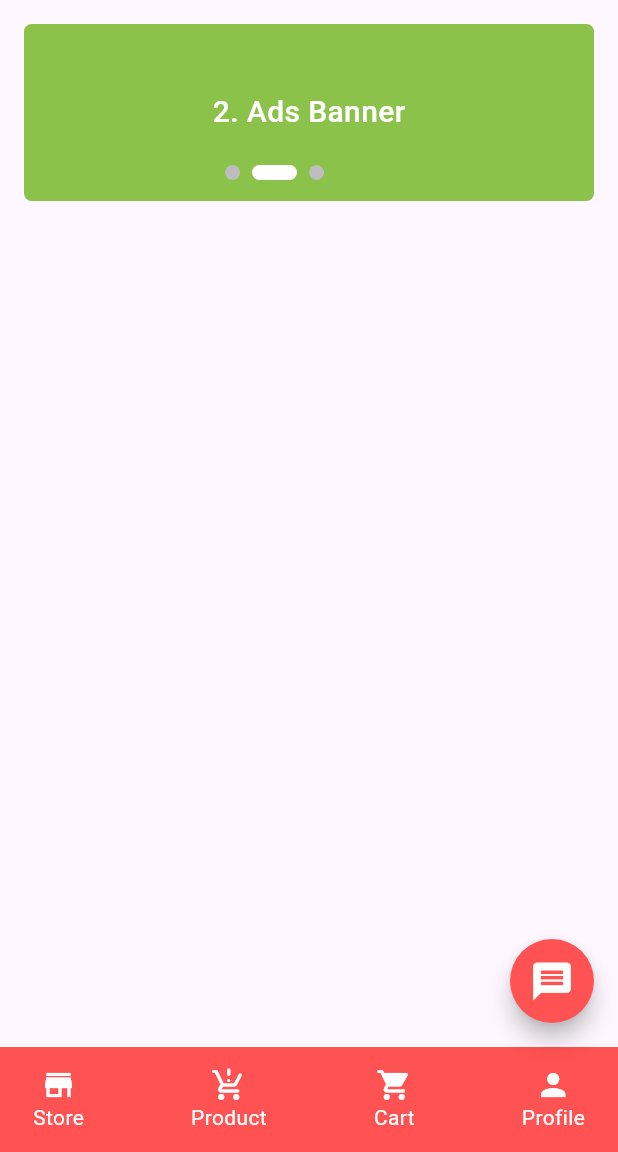
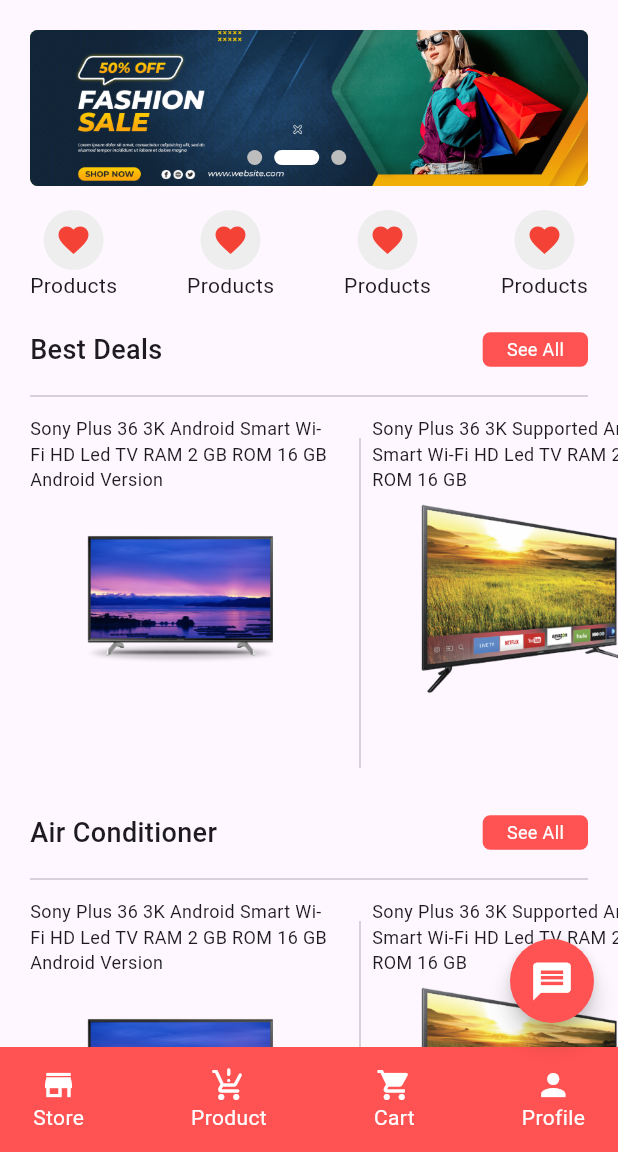
Before and after one commit to Mustakimmokter/Practice_30-12-2024, a Flutter app: the screen it shows after launch, on a phone screen of 412 x 824 dp, the part 84-1236 px from its top. Run offline on Flutter 3.47's test engine with Material 3 defaults, Android fonts, the phone set to English and light mode, and no system bars; drawn by our look-alikes of carousel_slider, smooth_page_indicator; our stand-ins replace get.

Commit message:
Add more Feature and assets

```diff
--- /dev/null
+++ b/lib/constant/assets_data.dart
@@ -0,0 +1,5 @@
+class AssetsList {
+
+  static String webBanners (int index)=> 'assets/images/banners/web_banner_${index+1}.jpg';
+
+}
--- /dev/null
+++ b/lib/constant/constant_data.dart
@@ -0,0 +1,189 @@
+import 'dart:collection';
+
+
+class ConstantData {
+
+  static String tv =  "assets/images/tvs/TV_1.png";
+
+  ///Products Category
+  static List<String> productsCategory () => List.unmodifiable([
+      'Best Deals',
+      'Air Conditioner',
+      'Refrigeration',
+      'Washing Machine',
+      'TV | AV',
+      'Microwave Oven',
+      'Room Heater',
+      'Shop By Brand',
+      'Best Selling'
+    ]);
+
+  static List<Map<String,List<String>>> productsDetails()=> [
+
+
+    {
+      'Description': [
+        'Sony Plus 36'' 3K Android Smart Wi-Fi HD Led TV RAM 2 GB ROM 16 GB Android Version',
+        'Sony Plus 36'' 3K Supported Android Smart Wi-Fi HD Led TV RAM 2 GB ROM 16 GB',
+        'Sony Plus 36'' 3K Supported Android Smart Wi-Fi HD Led TV RAM 2 GB ROM 16 GB',
+        'Sony Plus 36'' 3K Android Smart Wi-Fi HD Led TV RAM 2 GB ROM 16 GB Android Version',
+        'Sony Plus 36'' 3K Supported Android Smart Wi-Fi HD Led TV RAM 2 GB ROM 16 GB',
+        'Sony Plus 36'' 3K Android Smart Wi-Fi HD Led TV RAM 2 GB ROM 16 GB Android Version',
+      ],
+      'Tv': [
+           'assets/images/tvs/TV_1.png',
+            'assets/images/tvs/TV_2.png',
+            'assets/images/tvs/TV_3.png',
+            'assets/images/tvs/TV_4.png',
+            'assets/images/tvs/TV_5.png',
+            'assets/images/tvs/TV_6.png'
+      ]
+    },
+    {
+      'Description': [
+        'Sony Plus 36'' 3K Android Smart Wi-Fi HD Led TV RAM 2 GB ROM 16 GB Android Version',
+        'Sony Plus 36'' 3K Supported Android Smart Wi-Fi HD Led TV RAM 2 GB ROM 16 GB',
+        'Sony Plus 36'' 3K Supported Android Smart Wi-Fi HD Led TV RAM 2 GB ROM 16 GB',
+        'Sony Plus 36'' 3K Android Smart Wi-Fi HD Led TV RAM 2 GB ROM 16 GB Android Version',
+        'Sony Plus 36'' 3K Supported Android Smart Wi-Fi HD Led TV RAM 2 GB ROM 16 GB',
+        'Sony Plus 36'' 3K Android Smart Wi-Fi HD Led TV RAM 2 GB ROM 16 GB Android Version',
+      ],
+      'Tv': [
+        'assets/images/tvs/TV_1.png',
+        'assets/images/tvs/TV_2.png',
+        'assets/images/tvs/TV_3.png',
+        'assets/images/tvs/TV_4.png',
+        'assets/images/tvs/TV_5.png',
+        'assets/images/tvs/TV_6.png'
+      ]
+    },
+    {
+      'Description': [
+        'Sony Plus 36'' 3K Android Smart Wi-Fi HD Led TV RAM 2 GB ROM 16 GB Android Version',
+        'Sony Plus 36'' 3K Supported Android Smart Wi-Fi HD Led TV RAM 2 GB ROM 16 GB',
+        'Sony Plus 36'' 3K Supported Android Smart Wi-Fi HD Led TV RAM 2 GB ROM 16 GB',
+        'Sony Plus 36'' 3K Android Smart Wi-Fi HD Led TV RAM 2 GB ROM 16 GB Android Version',
+        'Sony Plus 36'' 3K Supported Android Smart Wi-Fi HD Led TV RAM 2 GB ROM 16 GB',
+        'Sony Plus 36'' 3K Android Smart Wi-Fi HD Led TV RAM 2 GB ROM 16 GB Android Version',
+      ],
+      'Tv': [
+        'assets/images/tvs/TV_1.png',
+        'assets/images/tvs/TV_2.png',
+        'assets/images/tvs/TV_3.png',
+        'assets/images/tvs/TV_4.png',
+        'assets/images/tvs/TV_5.png',
+        'assets/images/tvs/TV_6.png'
+      ]
+    },
+    {
+      'Description': [
+        'Sony Plus 36'' 3K Android Smart Wi-Fi HD Led TV RAM 2 GB ROM 16 GB Android Version',
+        'Sony Plus 36'' 3K Supported Android Smart Wi-Fi HD Led TV RAM 2 GB ROM 16 GB',
+        'Sony Plus 36'' 3K Supported Android Smart Wi-Fi HD Led TV RAM 2 GB ROM 16 GB',
+        'Sony Plus 36'' 3K Android Smart Wi-Fi HD Led TV RAM 2 GB ROM 16 GB Android Version',
+        'Sony Plus 36'' 3K Supported Android Smart Wi-Fi HD Led TV RAM 2 GB ROM 16 GB',
+        'Sony Plus 36'' 3K Android Smart Wi-Fi HD Led TV RAM 2 GB ROM 16 GB Android Version',
+      ],
+      'Tv': [
+        'assets/images/tvs/TV_1.png',
+        'assets/images/tvs/TV_2.png',
+        'assets/images/tvs/TV_3.png',
+        'assets/images/tvs/TV_4.png',
+        'assets/images/tvs/TV_5.png',
+        'assets/images/tvs/TV_6.png'
+      ]
+    },
+    {
+      'Description': [
+        'Sony Plus 36'' 3K Android Smart Wi-Fi HD Led TV RAM 2 GB ROM 16 GB Android Version',
+        'Sony Plus 36'' 3K Supported Android Smart Wi-Fi HD Led TV RAM 2 GB ROM 16 GB',
+        'Sony Plus 36'' 3K Supported Android Smart Wi-Fi HD Led TV RAM 2 GB ROM 16 GB',
+        'Sony Plus 36'' 3K Android Smart Wi-Fi HD Led TV RAM 2 GB ROM 16 GB Android Version',
+        'Sony Plus 36'' 3K Supported Android Smart Wi-Fi HD Led TV RAM 2 GB ROM 16 GB',
+        'Sony Plus 36'' 3K Android Smart Wi-Fi HD Led TV RAM 2 GB ROM 16 GB Android Version',
+      ],
+      'Tv': [
+        'assets/images/tvs/TV_1.png',
+        'assets/images/tvs/TV_2.png',
+        'assets/images/tvs/TV_3.png',
+        'assets/images/tvs/TV_4.png',
+        'assets/images/tvs/TV_5.png',
+        'assets/images/tvs/TV_6.png'
+      ]
+    },
+    {
+      'Description': [
+        'Sony Plus 36'' 3K Android Smart Wi-Fi HD Led TV RAM 2 GB ROM 16 GB Android Version',
+        'Sony Plus 36'' 3K Supported Android Smart Wi-Fi HD Led TV RAM 2 GB ROM 16 GB',
+        'Sony Plus 36'' 3K Supported Android Smart Wi-Fi HD Led TV RAM 2 GB ROM 16 GB',
+        'Sony Plus 36'' 3K Android Smart Wi-Fi HD Led TV RAM 2 GB ROM 16 GB Android Version',
+        'Sony Plus 36'' 3K Supported Android Smart Wi-Fi HD Led TV RAM 2 GB ROM 16 GB',
+        'Sony Plus 36'' 3K Android Smart Wi-Fi HD Led TV RAM 2 GB ROM 16 GB Android Version',
+      ],
+      'Tv': [
+        'assets/images/tvs/TV_1.png',
+        'assets/images/tvs/TV_2.png',
+        'assets/images/tvs/TV_3.png',
+        'assets/images/tvs/TV_4.png',
+        'assets/images/tvs/TV_5.png',
+        'assets/images/tvs/TV_6.png'
+      ]
+    },
+    {
+      'Description': [
+        'Sony Plus 36'' 3K Android Smart Wi-Fi HD Led TV RAM 2 GB ROM 16 GB Android Version',
+        'Sony Plus 36'' 3K Supported Android Smart Wi-Fi HD Led TV RAM 2 GB ROM 16 GB',
+        'Sony Plus 36'' 3K Supported Android Smart Wi-Fi HD Led TV RAM 2 GB ROM 16 GB',
+        'Sony Plus 36'' 3K Android Smart Wi-Fi HD Led TV RAM 2 GB ROM 16 GB Android Version',
+        'Sony Plus 36'' 3K Supported Android Smart Wi-Fi HD Led TV RAM 2 GB ROM 16 GB',
+        'Sony Plus 36'' 3K Android Smart Wi-Fi HD Led TV RAM 2 GB ROM 16 GB Android Version',
+      ],
+      'Tv': [
+        'assets/images/tvs/TV_1.png',
+        'assets/images/tvs/TV_2.png',
+        'assets/images/tvs/TV_3.png',
+        'assets/images/tvs/TV_4.png',
+        'assets/images/tvs/TV_5.png',
+        'assets/images/tvs/TV_6.png'
+      ]
+    },
+    {
+      'Description': [
+        'Sony Plus 36'' 3K Android Smart Wi-Fi HD Led TV RAM 2 GB ROM 16 GB Android Version',
+        'Sony Plus 36'' 3K Supported Android Smart Wi-Fi HD Led TV RAM 2 GB ROM 16 GB',
+        'Sony Plus 36'' 3K Supported Android Smart Wi-Fi HD Led TV RAM 2 GB ROM 16 GB',
+        'Sony Plus 36'' 3K Android Smart Wi-Fi HD Led TV RAM 2 GB ROM 16 GB Android Version',
+        'Sony Plus 36'' 3K Supported Android Smart Wi-Fi HD Led TV RAM 2 GB ROM 16 GB',
+        'Sony Plus 36'' 3K Android Smart Wi-Fi HD Led TV RAM 2 GB ROM 16 GB Android Version',
+      ],
+      'Tv': [
+        'assets/images/tvs/TV_1.png',
+        'assets/images/tvs/TV_2.png',
+        'assets/images/tvs/TV_3.png',
+        'assets/images/tvs/TV_4.png',
+        'assets/images/tvs/TV_5.png',
+        'assets/images/tvs/TV_6.png'
+      ]
+    },
+    {
+      'Description': [
+        'Sony Plus 36'' 3K Android Smart Wi-Fi HD Led TV RAM 2 GB ROM 16 GB Android Version',
+        'Sony Plus 36'' 3K Supported Android Smart Wi-Fi HD Led TV RAM 2 GB ROM 16 GB',
+        'Sony Plus 36'' 3K Supported Android Smart Wi-Fi HD Led TV RAM 2 GB ROM 16 GB',
+        'Sony Plus 36'' 3K Android Smart Wi-Fi HD Led TV RAM 2 GB ROM 16 GB Android Version',
+        'Sony Plus 36'' 3K Supported Android Smart Wi-Fi HD Led TV RAM 2 GB ROM 16 GB',
+        'Sony Plus 36'' 3K Android Smart Wi-Fi HD Led TV RAM 2 GB ROM 16 GB Android Version',
+      ],
+      'Tv': [
+        'assets/images/tvs/TV_1.png',
+        'assets/images/tvs/TV_2.png',
+        'assets/images/tvs/TV_3.png',
+        'assets/images/tvs/TV_4.png',
+        'assets/images/tvs/TV_5.png',
+        'assets/images/tvs/TV_6.png'
+      ]
+    },
+
+  ];
+
+}
--- a/lib/featured/screens/home_screen.dart
+++ b/lib/featured/screens/home_screen.dart
@@ -1,57 +1,40 @@
-import 'package:carousel_slider/carousel_slider.dart';
 import 'package:flutter/material.dart';
 import 'package:get/get.dart';
 import 'package:smooth_page_indicator/smooth_page_indicator.dart';
+import 'package:testone/constant/constant_data.dart';
 import 'package:testone/controller/banner_indicator_controller.dart';
 import 'package:testone/controller/loading_controller.dart';
-import 'package:testone/widgets/icon_button.dart';
+import 'package:testone/widgets/ads_banner.dart';
+import 'package:testone/widgets/custom_icon_button.dart';
+import 'package:testone/widgets/round_icon_button.dart';
 
 class HomeScreen extends StatelessWidget {
    const HomeScreen({super.key});
 
-   static const List<Color> colors= [Colors.redAccent,Colors.lightGreen,Colors.orangeAccent];
-   static var controller = PageController(viewportFraction: 1);
-
   @override
   Widget build(BuildContext context) {
     final LoadingController loadingController = Get.put(LoadingController());
+    final int length = 20;
     final BannerIndicatorController bannerIndicatorController = Get.put(BannerIndicatorController());
     final Size size = MediaQuery.of(context).size;
-    final double ratioSize = MediaQuery.devicePixelRatioOf(context);
-    return Column(
+    return SingleChildScrollView(
+      padding: EdgeInsets.symmetric(vertical: 20),
+      child: SingleChildScrollView(
+        child: Column(
+          crossAxisAlignment: CrossAxisAlignment.center,
           children: [
+            /// Ads Banner
             Stack(
               children: [
-            CarouselSlider(
-              options: CarouselOptions(
-                autoPlay: true,
-                padEnds: false,
-                viewportFraction: 1.0,
-                height: 150,
-                initialPage: 1,
+                AdsBanner(
                   onPageChanged: (index, reason) {
                     bannerIndicatorController.getIndicator(index);
+
                   },
-              ),
-              items: List.generate(3, (index) {
-                return Container(
-                  margin: EdgeInsets.symmetric(horizontal: 16,vertical: 16),
-                  alignment: Alignment.center,
-                  width: double.maxFinite,
-                  decoration: BoxDecoration(
-                    color: colors[index],
-                    borderRadius: BorderRadius.circular(5),
-                  ),
-                  child: Text('${index+1}. Ads Banner',
-                    style: TextStyle(color: Colors.white,fontSize: 20,fontWeight: FontWeight.w500),
-                  ),
-                );
-              },),
-              //carouselController: CarouselSliderController(),
                 ),
                 Obx(() {
                   return Positioned(
-                left: 150,
+                    left: size.width / 2.5,
                     bottom: 30,
                     child: AnimatedSmoothIndicator(
                       activeIndex: bannerIndicatorController.activeIndicator,
@@ -67,7 +50,82 @@ class HomeScreen extends StatelessWidget {
                 },),
               ],
             ),
+            ///
+            Padding(
+              padding: const EdgeInsets.only(left: 20,right: 20,bottom: 10),
+              child: Row(
+                mainAxisAlignment: MainAxisAlignment.spaceBetween,
+                children: List.generate(4, (index) {
+                  return Column(
+                    children: [
+                      RoundIconButton (),
+                      Text('Products'),
                     ],
+                  );
+                },),
+              ),
+            ),
+            Column(
+              children: List.generate(ConstantData.productsCategory().length, (listIndex) {
+                return Column(
+                  children: [
+                    /// Best Deals
+                    Padding(
+                      padding: const EdgeInsets.symmetric(horizontal: 20,vertical: 10),
+                      child: Row(
+                        mainAxisAlignment: MainAxisAlignment.spaceBetween,
+                        children: [
+                          Text(ConstantData.productsCategory()[listIndex],style: TextStyle(fontSize: 18,fontWeight: FontWeight.w500),),
+                          Container(
+                            padding: EdgeInsets.symmetric(vertical: 3,horizontal: 16),
+                            decoration: BoxDecoration(
+                              color: Colors.redAccent,
+                              borderRadius: BorderRadius.circular(5),
+                            ),
+                            child: Text('See All',style: TextStyle(color: Colors.white,fontSize: 12),),
+                          ),
+
+                        ],
+                      ),
+                    ),
+                    Divider(indent: 20,endIndent: 20,),
+                    SizedBox(
+                      height: 260,
+                      width: double.maxFinite,
+                      child: ListView.builder(
+                        padding: EdgeInsets.symmetric(horizontal: 20),
+                        itemCount: ConstantData.productsDetails()[listIndex]['Description']?.length,
+                        scrollDirection: Axis.horizontal,
+                        itemBuilder: (context, contentIndex) {
+                          return Row(
+                            children: [
+                              Container(
+                                margin: EdgeInsets.only(right : 12,top: 5),
+                                height: 260,
+                                width: 200,
+                                child: Column(
+                                  children: [
+                                    Text(
+                                      ConstantData.productsDetails()[listIndex]['Description']![contentIndex],
+                                      style: TextStyle(fontSize: 12),
+                                    ),
+                                    Image.asset(ConstantData.productsDetails()[listIndex]['Tv']![contentIndex],width: 140,),
+                                  ],
+                                ),
+                              ),
+                             listIndex == ConstantData.productsDetails()[listIndex]['Description']!.length-1? SizedBox() : VerticalDivider(indent: 20,endIndent: 20,),
+                            ],
+                          );
+                        },
+                      ),
+                    ),
+                  ],
+                );
+              },),
+            ),
+          ],
+        ),
+      ),
     );
   }
 }
--- /dev/null
+++ b/lib/widgets/ads_banner.dart
@@ -0,0 +1,39 @@
+import 'package:carousel_slider/carousel_slider.dart';
+import 'package:flutter/material.dart';
+import 'package:testone/constant/assets_data.dart';
+
+class AdsBanner extends StatelessWidget {
+  const AdsBanner({
+    super.key,
+    required this.onPageChanged,
+  });
+
+  final Function(int index, CarouselPageChangedReason reason) onPageChanged;
+  static const List<Color> colors = [Colors.redAccent,Colors.lightGreen,Colors.orangeAccent];
+
+  @override
+  Widget build(BuildContext context) {
+    return CarouselSlider(
+      options: CarouselOptions(
+        autoPlay: true,
+        padEnds: false,
+        viewportFraction: 1.0,
+        height: 120,
+        initialPage: 1,
+        onPageChanged: onPageChanged,
+      ),
+      items: List.generate(3, (index) {
+        return Container(
+          margin: EdgeInsets.only(bottom: 16,left: 20,right: 20),
+          alignment: Alignment.center,
+          width: double.maxFinite,
+          decoration: BoxDecoration(
+            image: DecorationImage(image: AssetImage(AssetsList.webBanners(index)),fit: BoxFit.cover),
+            color: colors[index],
+            borderRadius: BorderRadius.circular(5),
+          ),
+        );
+      },),
+    );
+  }
+}
--- /dev/null
+++ b/lib/widgets/round_icon_button.dart
@@ -0,0 +1,23 @@
+
+import 'package:flutter/material.dart';
+
+class RoundIconButton extends StatelessWidget {
+  const RoundIconButton({super.key});
+
+  @override
+  Widget build(BuildContext context) {
+    return GestureDetector(
+      onTap: () {
+
+      },
+      child: Container(
+        padding: EdgeInsets.all(08),
+        decoration: BoxDecoration(
+          color: Colors.grey.shade200,
+          borderRadius: BorderRadius.circular(100),
+        ),
+        child: Icon(Icons.favorite,color: Colors.red,),
+      ),
+    );
+  }
+}
--- a/pubspec.yaml
+++ b/pubspec.yaml
@@ -38,6 +38,11 @@ flutter:
   #   - images/a_dot_ham.jpeg
 
 
+  assets:
+    - assets/images/banners/
+    - assets/images/tvs/
+
+
   # example:
   # fonts:
   #   - family: Schyler
```
Also changed, not shown: assets/images/banners/web_banner_1.jpg (added), assets/images/banners/web_banner_2.jpg (added), assets/images/banners/web_banner_3.jpg (added), assets/images/tvs/TV_1.png (added), assets/images/tvs/TV_2.png (added), assets/images/tvs/TV_3.png (added), assets/images/tvs/TV_4.png (added), assets/images/tvs/TV_5.png (added), assets/images/tvs/TV_6.png (added), lib/widgets/custom_icon_button.dart (renamed from lib/widgets/icon_button.dart). Lines whose indentation alone changed are shown as unchanged.
